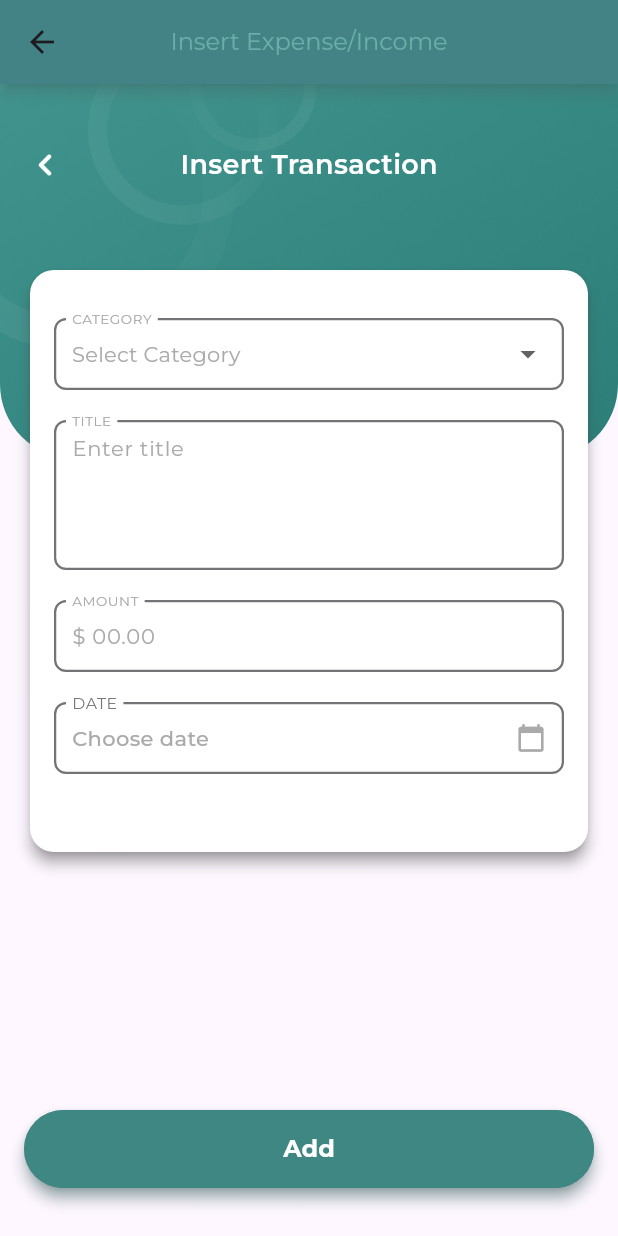
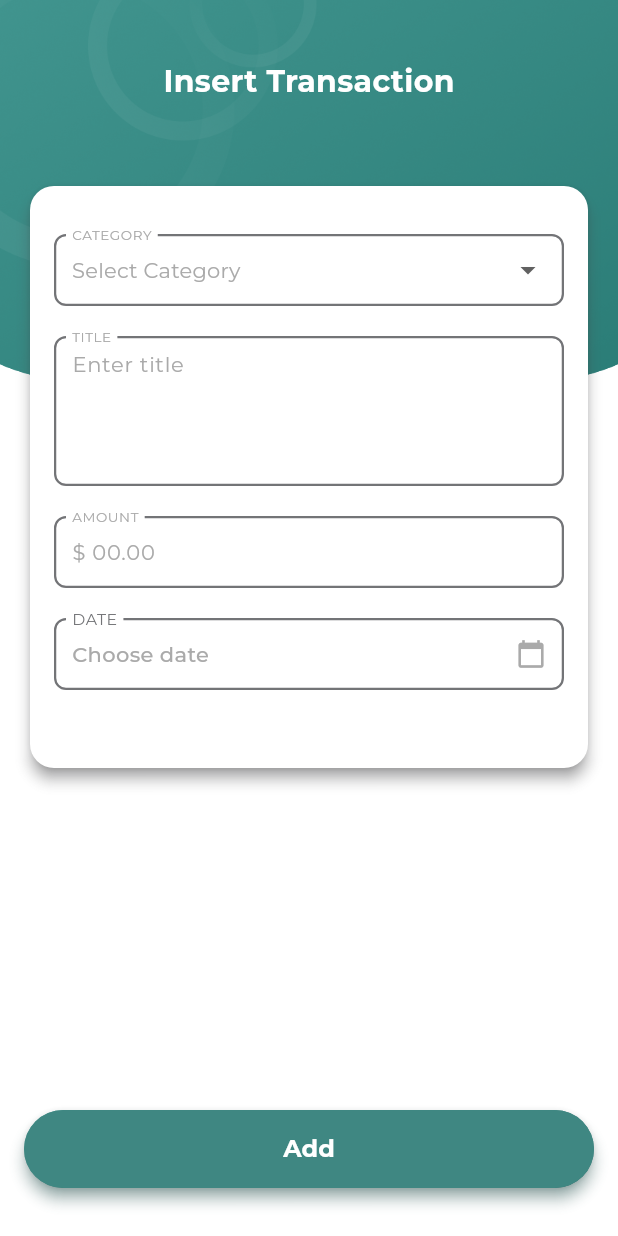
Before and after one commit to shahzadafridi/ExpenseTracker, a Flutter app: the InsertExpenseIncomeView screen opened directly, on a phone screen of 412 x 824 dp. Run offline on Flutter 3.47's test engine with Material 3 defaults, Android fonts, the phone set to English and light mode, and no system bars; our stand-ins replace dotted_border, easy_localization, fl_chart, flutter_phoenix, flutter_svg, get_it and 2 more; accounts and stored records are empty.

Commit message:
Design improvement

```diff
--- /dev/null
+++ b/lib/features/common/components/base_safe_scaffold.dart
@@ -0,0 +1,34 @@
+import 'package:flutter/cupertino.dart';
+import 'package:flutter/material.dart';
+import 'package:flutter/services.dart';
+
+class BaseSafeScaffold extends StatelessWidget {
+  final SystemUiOverlayStyle systemUiOverlayStyle;
+  final Widget background;
+  final Widget body;
+
+  const BaseSafeScaffold({
+    super.key,
+    required this.background,
+    required this.body,
+    required this.systemUiOverlayStyle,
+  });
+
+  @override
+  Widget build(BuildContext context) {
+    return AnnotatedRegion<SystemUiOverlayStyle>(
+      value: systemUiOverlayStyle, // or dark based on bg
+      child: Stack(
+        children: [
+          background,
+          SafeArea(
+            child: Scaffold(
+              backgroundColor: Colors.transparent,
+              body: body,
+            ),
+          ),
+        ],
+      ),
+    );
+  }
+}
--- a/lib/features/insert_expense_income/components/insert_header_top_view.dart
+++ b/lib/features/insert_expense_income/components/insert_header_top_view.dart
@@ -11,23 +11,12 @@ class InsertHeaderTopView extends StatelessWidget {
 
   @override
   Widget build(BuildContext context) {
-    return Row(
-      mainAxisAlignment: MainAxisAlignment.spaceBetween,
-      children: [
-        ImageIcon(
-          const AssetImage(ImageAssets.arrowBack),
-          color: ColorManager.white,
-          size: 28.0,
-        ),
-        Text(
-          'Insert Transaction',
-          style: getSemiBoldStyle(color: ColorManager.white, fontSize: 18),
-        ),
-        const SizedBox(
-          width: 28.0,
-          height: 28.0,
-        ),
-      ],
+    return Align(
+      alignment: Alignment.center,
+      child: Text(
+        'Insert Transaction',
+        style: getBoldStyle(color: ColorManager.white, fontSize: 20),
+      ),
     );
   }
 }
--- a/lib/features/insert_expense_income/components/insert_header_view.dart
+++ b/lib/features/insert_expense_income/components/insert_header_view.dart
@@ -13,17 +13,11 @@ class InsertHeaderView extends StatelessWidget {
         children: [
           Stack(
             children: [
-              ClipRRect(
-                borderRadius: BorderRadius.only(
-                  bottomLeft: Radius.circular(50.0),
-                  bottomRight: Radius.circular(50.0),
-                ),
-                child: Image(
-                  image: AssetImage(ImageAssets.cureHomeHeaderBg),
-                  width: double.infinity,
-                  height: 250.0,
-                  fit: BoxFit.cover,
-                ),
+              Image(
+                image: AssetImage(ImageAssets.cureHomeHeaderBg),
+                width: double.infinity,
+                height: 250.0,
+                fit: BoxFit.cover,
               ),
               Column(
                 crossAxisAlignment: CrossAxisAlignment.start,
--- a/lib/features/insert_expense_income/insert_expense_income_view.dart
+++ b/lib/features/insert_expense_income/insert_expense_income_view.dart
@@ -1,20 +1,28 @@
 import 'package:flutter/material.dart';
+import 'package:flutter/services.dart';
 import 'package:income_expense_tracker/features/insert_expense_income/components/insert_header_view.dart';
 import 'package:income_expense_tracker/resources/styles_manager.dart';
 
+import '../../resources/assets_manager.dart';
 import '../../resources/color_manager.dart';
 import '../../resources/routes_manager.dart';
 import '../../resources/string_manager.dart';
 import '../../resources/values_manager.dart';
+import '../common/components/base_safe_scaffold.dart';
 import 'components/insert_form_view.dart';
+
 class InsertExpenseIncomeView extends StatelessWidget {
   const InsertExpenseIncomeView({super.key});
 
   @override
   Widget build(BuildContext context) {
-    return Scaffold(
-      appBar: AppBar(
-        title: const Text('Insert Expense/Income'),
+    return BaseSafeScaffold(
+      systemUiOverlayStyle: SystemUiOverlayStyle.light,
+      background: const Image(
+        image: AssetImage(ImageAssets.cureHomeHeaderBg),
+        width: double.infinity,
+        height: 250.0,
+        fit: BoxFit.cover,
       ),
       body: Stack(
         children: [
@@ -23,7 +31,6 @@ class InsertExpenseIncomeView extends StatelessWidget {
             padding: EdgeInsets.only(top: 120.0, left: 16, right: 16),
             child: InsertFormView(),
           ),
-          // Positioned button at the bottom
           Positioned(
             left: AppSize.s16,
             right: AppSize.s16,
@@ -49,7 +56,8 @@ class InsertExpenseIncomeView extends StatelessWidget {
                 ),
                 child: Text(
                   AppStrings.insertButton,
-                  style: getBoldStyle(color: ColorManager.white, fontSize: AppSize.s16),
+                  style: getBoldStyle(
+                      color: ColorManager.white, fontSize: AppSize.s16),
                 ),
               ),
             ),
```
Also changed, not shown: lib/features/home/home_view.dart (+10 -5 lines), lib/features/summary/components/summary_top_view.dart (+6 -18 lines), lib/features/summary/summary_view.dart (+7 -4 lines).
